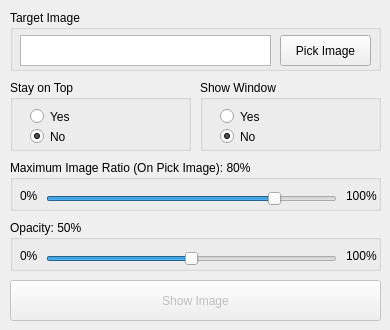
Above: img-loader.ui from nandakho/img-loader before the change. Below: the same form after it.
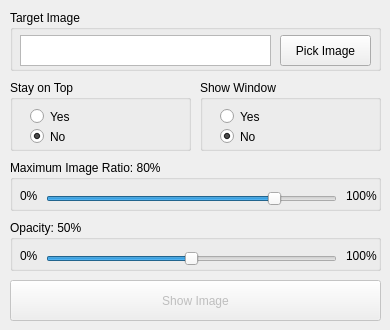
That is the form after the change.

Commit message: Auto image centering on load

```diff
--- a/img-loader.ui
+++ b/img-loader.ui
@@ -221,7 +221,7 @@
      </rect>
     </property>
     <property name="title">
-     <string>Maximum Image Ratio (On Pick Image): 80%</string>
+     <string>Maximum Image Ratio: 80%</string>
     </property>
     <widget class="QSlider" name="ratio_slider">
      <property name="geometry">
```
The commit also changes 1 other file.
